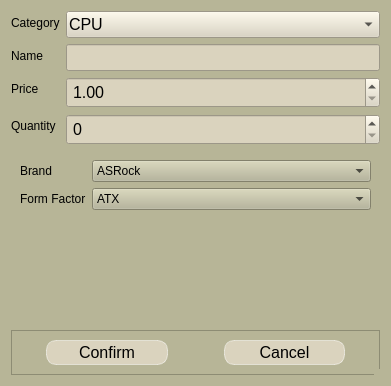
The window that Final project3/addProductDialog.ui (Rhainer13/IM-Project) describes before a commit, drawn with Qt 5.
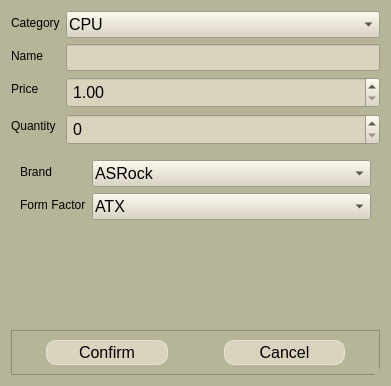
The same window after the commit. The open tabs and pages were chosen to show the change.

Patch:
```diff
--- a/Final project3/addProductDialog.ui
+++ b/Final project3/addProductDialog.ui
@@ -434,6 +434,13 @@
         <layout class="QFormLayout" name="formLayout_4">
          <item row="0" column="0">
           <widget class="QLabel" name="label_8">
+           <property name="styleSheet">
+            <string notr="true">QLabel {
+    font: 800;
+    color: black; /* Sets the font color to black */
+}
+</string>
+           </property>
            <property name="text">
             <string>Brand</string>
            </property>
@@ -441,6 +448,25 @@
          </item>
          <item row="0" column="1">
           <widget class="QComboBox" name="mbBrand">
+           <property name="styleSheet">
+            <string notr="true">QComboBox{
+background-color: rgb(218, 211, 190);
+color: black;
+
+
+font-size: 16px;
+padding:2px;
+text-align: center;
+
+
+}
+
+QComboBox:hover {
+background-color: rgba(255, 255, 255, 0.3);
+}
+
+</string>
+           </property>
            <item>
             <property name="text">
              <string>ASRock</string>
@@ -475,6 +501,13 @@
          </item>
          <item row="1" column="0">
           <widget class="QLabel" name="label_9">
+           <property name="styleSheet">
+            <string notr="true">QLabel {
+    font: 800;
+    color: black; /* Sets the font color to black */
+}
+</string>
+           </property>
            <property name="text">
             <string>Form Factor</string>
            </property>
@@ -482,6 +515,25 @@
          </item>
          <item row="1" column="1">
           <widget class="QComboBox" name="mbSize">
+           <property name="styleSheet">
+            <string notr="true">QComboBox{
+background-color: rgb(218, 211, 190);
+color: black;
+
+
+font-size: 16px;
+padding:2px;
+text-align: center;
+
+
+}
+
+QComboBox:hover {
+background-color: rgba(255, 255, 255, 0.3);
+}
+
+</string>
+           </property>
            <item>
             <property name="text">
              <string>ATX</string>
```
Left out of the diff: 67 changed lines with no effect on the pictures.
